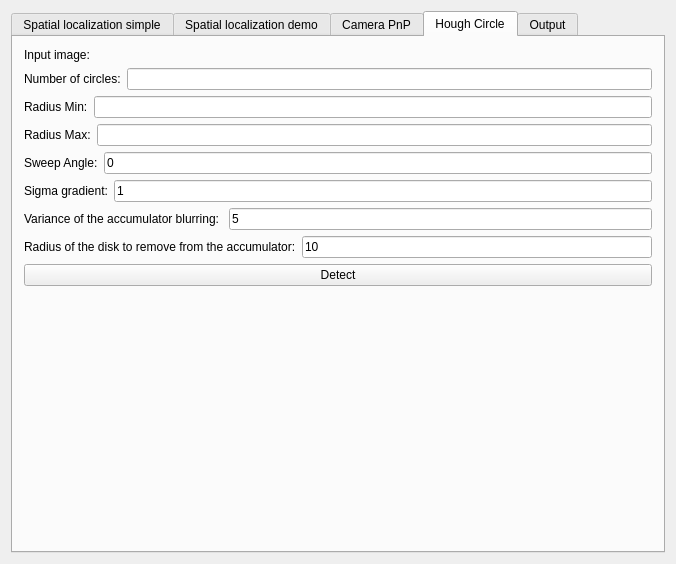
The window that Plugins/org.mitk.lancet.spinecarmregistration/src/internal/SpineCArmRegistrationControls.ui (zhaomengxiao/LancetMITK-Adition) describes before a commit, drawn with Qt 5.
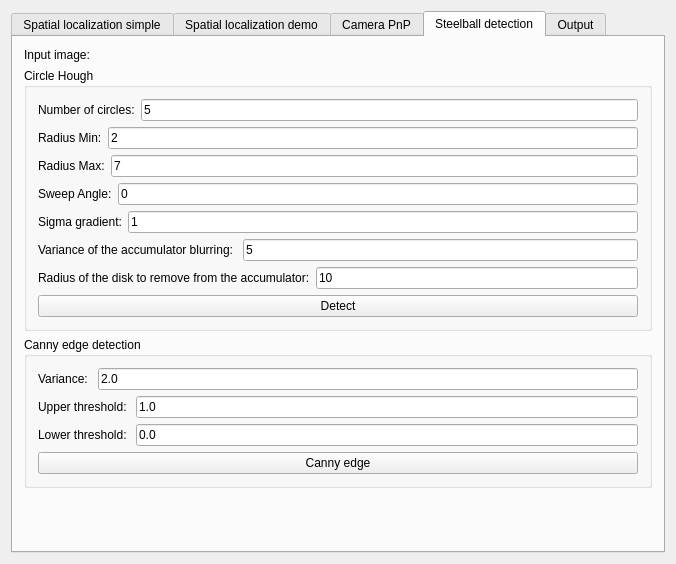
The same window after the commit. Custom widgets are drawn as their Qt base class.

Commit message:
Test Canny and Circle Hough
Canny and Circle Hough with itk

Patch:
```diff
--- a/Plugins/org.mitk.lancet.spinecarmregistration/src/internal/SpineCArmRegistrationControls.ui
+++ b/Plugins/org.mitk.lancet.spinecarmregistration/src/internal/SpineCArmRegistrationControls.ui
@@ -898,9 +898,116 @@
      </widget>
      <widget class="QWidget" name="tab_5">
       <attribute name="title">
-       <string>Hough Circle</string>
+       <string>Steelball detection</string>
       </attribute>
+      <layout class="QGridLayout" name="gridLayout_19">
+       <item row="3" column="0">
+        <spacer name="verticalSpacer_2">
+         <property name="orientation">
+          <enum>Qt::Vertical</enum>
+         </property>
+         <property name="sizeHint" stdset="0">
+          <size>
+           <width>20</width>
+           <height>40</height>
+          </size>
+         </property>
+        </spacer>
+       </item>
+       <item row="2" column="0">
+        <widget class="QGroupBox" name="groupBox_16">
+         <property name="title">
+          <string>Canny edge detection</string>
+         </property>
+         <layout class="QGridLayout" name="gridLayout_18">
+          <item row="0" column="0">
+           <layout class="QHBoxLayout" name="horizontalLayout_40">
+            <item>
+             <widget class="QLabel" name="label_46">
+              <property name="text">
+               <string>Variance: </string>
+              </property>
+             </widget>
+            </item>
+            <item>
+             <widget class="QLineEdit" name="lineEdit_cannyVariance">
+              <property name="text">
+               <string>2.0</string>
+              </property>
+             </widget>
+            </item>
+           </layout>
+          </item>
+          <item row="1" column="0">
+           <layout class="QHBoxLayout" name="horizontalLayout_41">
+            <item>
+             <widget class="QLabel" name="label_47">
+              <property name="text">
+               <string>Upper threshold: </string>
+              </property>
+             </widget>
+            </item>
+            <item>
+             <widget class="QLineEdit" name="lineEdit_cannyUpper">
+              <property name="text">
+               <string>1.0</string>
+              </property>
+             </widget>
+            </item>
+           </layout>
+          </item>
+          <item row="2" column="0">
+           <layout class="QHBoxLayout" name="horizontalLayout_42">
+            <item>
+             <widget class="QLabel" name="label_48">
+              <property name="text">
+               <string>Lower threshold: </string>
+              </property>
+             </widget>
+            </item>
+            <item>
+             <widget class="QLineEdit" name="lineEdit_cannyLower">
+              <property name="text">
+               <string>0.0</string>
+              </property>
+             </widget>
+            </item>
+           </layout>
+          </item>
+          <item row="3" column="0">
+           <widget class="QPushButton" name="pushButton_canny">
+            <property name="text">
+             <string>Canny edge</string>
+            </property>
+           </widget>
+          </item>
+         </layout>
+        </widget>
+       </item>
+       <item row="1" column="0">
+        <widget class="QGroupBox" name="groupBox_15">
+         <property name="title">
+          <string>Circle Hough</string>
+         </property>
       <layout class="QGridLayout" name="gridLayout_17">
+          <item row="1" column="0">
+           <layout class="QHBoxLayout" name="horizontalLayout_32">
+            <item>
+             <widget class="QLabel" name="label_39">
+              <property name="text">
+               <string>Number of circles:</string>
+              </property>
+             </widget>
+            </item>
+            <item>
+             <widget class="QLineEdit" name="lineEdit_circleNum">
+              <property name="text">
+               <string>5</string>
+              </property>
+             </widget>
+            </item>
+           </layout>
+          </item>
        <item row="2" column="0">
         <layout class="QHBoxLayout" name="horizontalLayout_36">
          <item>
@@ -911,7 +1018,11 @@
           </widget>
          </item>
          <item>
-          <widget class="QLineEdit" name="lineEdit_RadiusMin"/>
+             <widget class="QLineEdit" name="lineEdit_RadiusMin">
+              <property name="text">
+               <string>2</string>
+              </property>
+             </widget>
          </item>
         </layout>
        </item>
@@ -925,61 +1036,15 @@
           </widget>
          </item>
          <item>
-          <widget class="QLineEdit" name="lineEdit_RadiusMax"/>
-         </item>
-        </layout>
-       </item>
-       <item row="7" column="0">
-        <layout class="QHBoxLayout" name="horizontalLayout_38">
-         <item>
-          <widget class="QLabel" name="label_44">
+             <widget class="QLineEdit" name="lineEdit_RadiusMax">
            <property name="text">
-            <string>Variance of the accumulator blurring: </string>
+               <string>7</string>
            </property>
           </widget>
          </item>
-         <item>
-          <widget class="QLineEdit" name="lineEdit_BlurVariance">
-           <property name="text">
-            <string>5</string>
-           </property>
-          </widget>
-         </item>
-        </layout>
-       </item>
-       <item row="0" column="0">
-        <layout class="QHBoxLayout" name="horizontalLayout_33">
-         <item>
-          <widget class="QLabel" name="label_38">
-           <property name="text">
-            <string>Input image:</string>
-           </property>
-          </widget>
-         </item>
-         <item>
-          <widget class="QmitkSingleNodeSelectionWidget" name="mitkNodeSelectWidget_circleDetectInput" native="true">
-           <property name="enabled">
-            <bool>true</bool>
-           </property>
-          </widget>
-         </item>
-        </layout>
-       </item>
-       <item row="1" column="0">
-        <layout class="QHBoxLayout" name="horizontalLayout_32">
-         <item>
-          <widget class="QLabel" name="label_39">
-           <property name="text">
-            <string>Number of circles:</string>
-           </property>
-          </widget>
-         </item>
-         <item>
-          <widget class="QLineEdit" name="lineEdit_circleNum"/>
-         </item>
-        </layout>
-       </item>
-       <item row="5" column="0">
+           </layout>
+          </item>
+          <item row="4" column="0">
         <layout class="QHBoxLayout" name="horizontalLayout_34">
          <item>
           <widget class="QLabel" name="label_42">
@@ -997,20 +1062,7 @@
          </item>
         </layout>
        </item>
-       <item row="10" column="0">
-        <spacer name="verticalSpacer_2">
-         <property name="orientation">
-          <enum>Qt::Vertical</enum>
-         </property>
-         <property name="sizeHint" stdset="0">
-          <size>
-           <width>20</width>
-           <height>40</height>
-          </size>
-         </property>
-        </spacer>
-       </item>
-       <item row="6" column="0">
+          <item row="5" column="0">
         <layout class="QHBoxLayout" name="horizontalLayout_37">
          <item>
           <widget class="QLabel" name="label_43">
@@ -1028,7 +1080,25 @@
          </item>
         </layout>
        </item>
-       <item row="8" column="0">
+          <item row="6" column="0">
+           <layout class="QHBoxLayout" name="horizontalLayout_38">
+            <item>
+             <widget class="QLabel" name="label_44">
+              <property name="text">
+               <string>Variance of the accumulator blurring: </string>
+              </property>
+             </widget>
+            </item>
+            <item>
+             <widget class="QLineEdit" name="lineEdit_BlurVariance">
+              <property name="text">
+               <string>5</string>
+              </property>
+             </widget>
+            </item>
+           </layout>
+          </item>
+          <item row="7" column="0">
         <layout class="QHBoxLayout" name="horizontalLayout_39">
          <item>
           <widget class="QLabel" name="label_45">
@@ -1046,12 +1116,33 @@
          </item>
         </layout>
        </item>
-       <item row="9" column="0">
+          <item row="8" column="0">
         <widget class="QPushButton" name="pushButton_detectCircle">
          <property name="text">
           <string>Detect</string>
          </property>
         </widget>
+          </item>
+         </layout>
+        </widget>
+       </item>
+       <item row="0" column="0">
+        <layout class="QHBoxLayout" name="horizontalLayout_33">
+         <item>
+          <widget class="QLabel" name="label_38">
+           <property name="text">
+            <string>Input image:</string>
+           </property>
+          </widget>
+         </item>
+         <item>
+          <widget class="QmitkSingleNodeSelectionWidget" name="mitkNodeSelectWidget_circleDetectInput" native="true">
+           <property name="enabled">
+            <bool>true</bool>
+           </property>
+          </widget>
+         </item>
+        </layout>
        </item>
       </layout>
      </widget>
```
Lines whose indentation alone changed are shown as unchanged. The commit also changes 4 other files.
